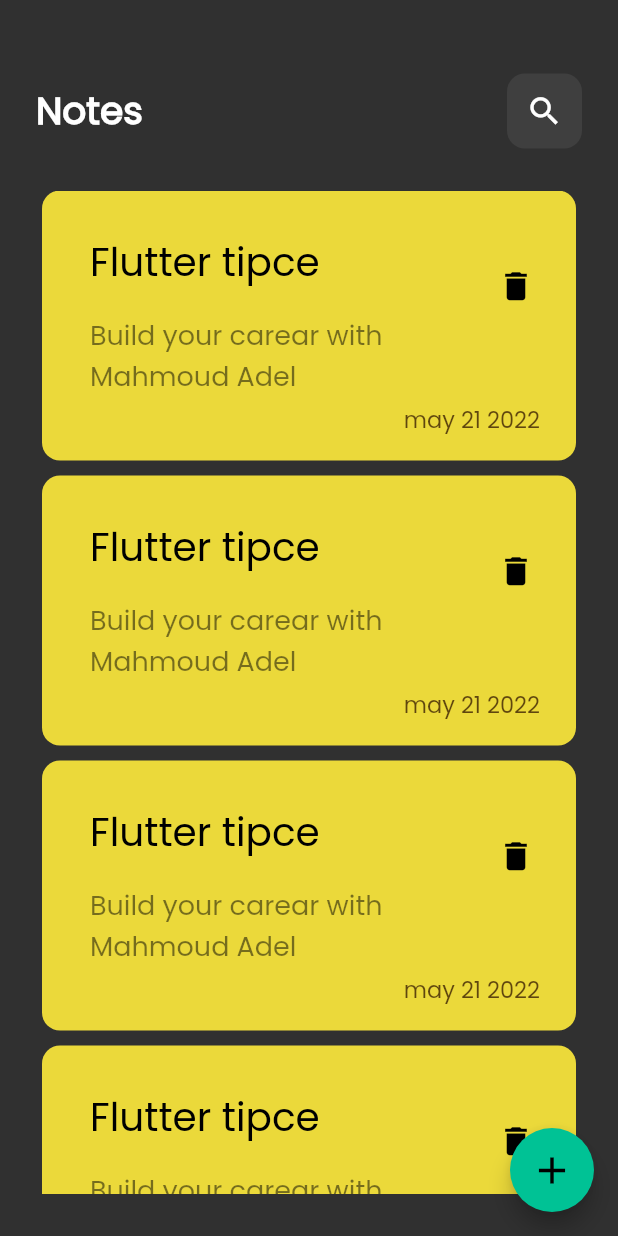
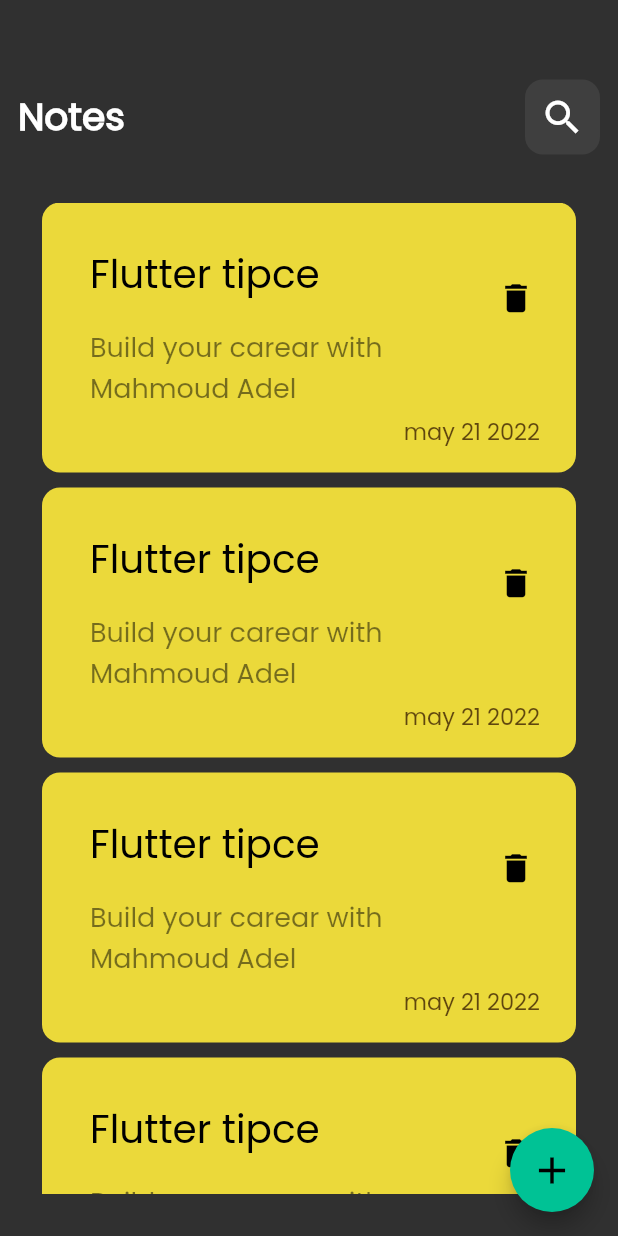
Before and after one commit to Mahmoud-Adel-Ali/notes, a Flutter app: the screen it shows after launch, on a phone screen of 412 x 824 dp. Run offline on Flutter 3.47's test engine with Material 2 defaults, Android fonts, the light colour scheme and no system bars.

Commit message:
add custom appBar to edit view

```diff
--- a/lib/views/widget/custom_appbar.dart
+++ b/lib/views/widget/custom_appbar.dart
@@ -1,25 +1,27 @@
-
 import 'package:flutter/material.dart';
 import 'package:notes/views/widget/custom_search_icon.dart';
 
 class CustomAppBar extends StatelessWidget {
-  const CustomAppBar({super.key});
-
+  const CustomAppBar({super.key,required this.title, required this.icon});
+  final String title;
+  final IconData icon;
   @override
   Widget build(BuildContext context) {
-    return const Padding(
-            padding: EdgeInsets.all(12.0),
+    return  Padding(
+      padding: const  EdgeInsets.symmetric(vertical: 16.0),
       child: Row(
         mainAxisAlignment: MainAxisAlignment.spaceBetween,
         children: [
           Text(
-                  "Notes",
-                  style: TextStyle(
+            title,
+            style:const TextStyle(
               fontSize: 25,
+              color: Colors.white,
               fontWeight: FontWeight.bold,
+              decoration: TextDecoration.none
             ),
           ),
-              CustomSearchIocn(),
+          CustomIocn(icon: icon,),
         ],
       ),
     );
--- a/lib/views/widget/custom_search_icon.dart
+++ b/lib/views/widget/custom_search_icon.dart
@@ -1,18 +1,20 @@
 import 'package:flutter/material.dart';
 
-class CustomSearchIocn extends StatelessWidget {
-  const CustomSearchIocn({super.key});
-
+class CustomIocn extends StatelessWidget {
+  const CustomIocn({super.key,required this.icon});
+  final IconData icon;
   @override
   Widget build(BuildContext context) {
     return Container(
       height: 50,
       width: 50,
       decoration: BoxDecoration(
-        borderRadius: BorderRadius.circular(12),
-        color: Colors.white.withOpacity(0.07)
+          borderRadius: BorderRadius.circular(12),
+          color: Colors.white.withOpacity(0.07)),
+      child:  Icon(
+        icon,
+        size: 30,
       ),
-      child: const Icon(Icons.search,size: 25,),
     );
   }
 }
--- a/lib/views/widget/edit_view_body.dart
+++ b/lib/views/widget/edit_view_body.dart
@@ -1,10 +1,22 @@
 import 'package:flutter/material.dart';
+import 'package:notes/views/widget/custom_appbar.dart';
 
 class EditNoteViewBody extends StatelessWidget {
   const EditNoteViewBody({super.key});
 
   @override
   Widget build(BuildContext context) {
-    return Container();
+    return  Container(
+      color:const Color.fromARGB(255, 41, 41, 41),
+      child: const Padding(
+        padding: EdgeInsets.all(12.0),
+        child: Column(
+          children: [
+            SizedBox(height: 25),
+            CustomAppBar(title: 'Edit', icon: Icons.check,),
+          ],
+        ),
+      ),
+    );
   }
 }
--- a/lib/views/widget/notes_view_body.dart
+++ b/lib/views/widget/notes_view_body.dart
@@ -7,10 +7,10 @@
 
   @override
   Widget build(BuildContext context) {
-    return const Column(
+    return  const Column(
       children: [
         SizedBox(height:25),
-        CustomAppBar(),
+        CustomAppBar(title: 'Notes', icon: Icons.search,),
         // NoteItemCard(),
         Expanded(child: NotesListView()),
       ],
```
Lines whose indentation alone changed are shown as unchanged.
